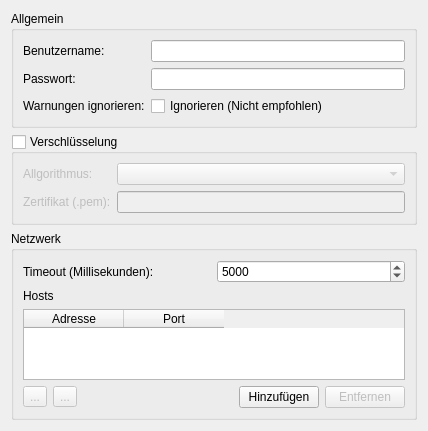
This is ui/networksettingsdlg.ui in KDE/simon as Qt 5 draws it before an edit. The edited form follows.
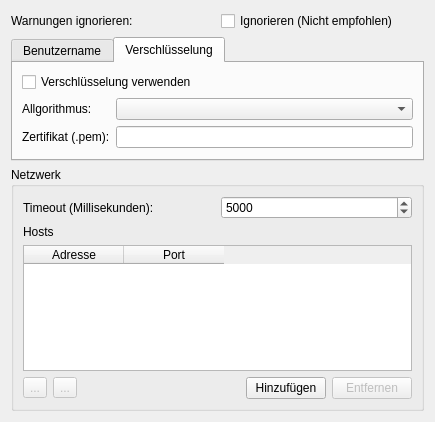
This is the edited form. The open tabs and pages were chosen to show the change. Icons and pictures are not drawn.

Diff of the .ui file:
```diff
--- a/ui/networksettingsdlg.ui
+++ b/ui/networksettingsdlg.ui
@@ -5,8 +5,8 @@
    <rect>
     <x>0</x>
     <y>0</y>
-    <width>428</width>
-    <height>431</height>
+    <width>435</width>
+    <height>422</height>
    </rect>
   </property>
   <property name="windowTitle" >
@@ -15,15 +15,30 @@
   <property name="windowIcon" >
    <iconset resource="../simon.qrc" >:/images/icons/network-receive.svg</iconset>
   </property>
-  <layout class="QVBoxLayout" >
-   <item>
-    <widget class="QGroupBox" name="gbGeneral" >
-     <property name="title" >
-      <string>Allgemein</string>
+  <layout class="QGridLayout" >
+   <item row="0" column="0" >
+    <widget class="QLabel" name="lbIgnoreWarnings" >
+     <property name="text" >
+      <string>Warnungen ignorieren:</string>
      </property>
-     <property name="flat" >
-      <bool>true</bool>
+    </widget>
+   </item>
+   <item row="0" column="1" >
+    <widget class="QCheckBox" name="cbIgnoreWarnings" >
+     <property name="text" >
+      <string>Ignorieren (Nicht empfohlen)</string>
      </property>
+    </widget>
+   </item>
+   <item row="1" column="0" colspan="2" >
+    <widget class="QTabWidget" name="twNetwork" >
+     <property name="currentIndex" >
+      <number>0</number>
+     </property>
+     <widget class="QWidget" name="tbUser" >
+      <attribute name="title" >
+       <string>Benutzername</string>
+      </attribute>
      <layout class="QGridLayout" >
       <item row="0" column="0" >
        <widget class="QLabel" name="lbUsername" >
@@ -55,39 +70,21 @@
         </property>
        </widget>
       </item>
-      <item row="2" column="0" >
-       <widget class="QLabel" name="lbIgnoreWarnings" >
-        <property name="text" >
-         <string>Warnungen ignorieren:</string>
-        </property>
-       </widget>
-      </item>
-      <item row="2" column="1" >
-       <widget class="QCheckBox" name="cbIgnoreWarnings" >
-        <property name="text" >
-         <string>Ignorieren (Nicht empfohlen)</string>
-        </property>
-       </widget>
-      </item>
-     </layout>
-    </widget>
-   </item>
-   <item>
-    <widget class="QGroupBox" name="gbEncryption" >
-     <property name="title" >
+      </layout>
+     </widget>
+     <widget class="QWidget" name="tbEncryption" >
+      <attribute name="title" >
       <string>Verschlüsselung</string>
-     </property>
-     <property name="flat" >
-      <bool>true</bool>
-     </property>
-     <property name="checkable" >
-      <bool>true</bool>
-     </property>
-     <property name="checked" >
-      <bool>false</bool>
-     </property>
+      </attribute>
      <layout class="QGridLayout" >
-      <item row="0" column="0" >
+       <item row="0" column="0" colspan="2" >
+        <widget class="QCheckBox" name="cbUseEncryption" >
+         <property name="text" >
+          <string>Verschlüsselung verwenden</string>
+         </property>
+        </widget>
+       </item>
+       <item row="1" column="0" >
        <widget class="QLabel" name="lbCipher" >
         <property name="text" >
          <string>Allgorithmus:</string>
@@ -97,10 +94,10 @@
         </property>
        </widget>
       </item>
-      <item row="0" column="1" >
+       <item row="1" column="1" >
        <widget class="QComboBox" name="cbCipher" />
       </item>
-      <item row="1" column="0" >
+       <item row="2" column="0" >
        <widget class="QLabel" name="lbCert" >
         <property name="text" >
          <string>Zertifikat (.pem):</string>
@@ -110,13 +107,14 @@
         </property>
        </widget>
       </item>
-      <item row="1" column="1" >
+       <item row="2" column="1" >
        <widget class="QLineEdit" name="leCert" />
       </item>
      </layout>
     </widget>
+    </widget>
    </item>
-   <item>
+   <item row="2" column="0" colspan="2" >
     <widget class="QGroupBox" name="gbJulius" >
      <property name="title" >
       <string>Netzwerk</string>
```
Left out of the diff: 71 changed lines with no effect on the pictures. Lines whose indentation alone changed are shown as unchanged.
